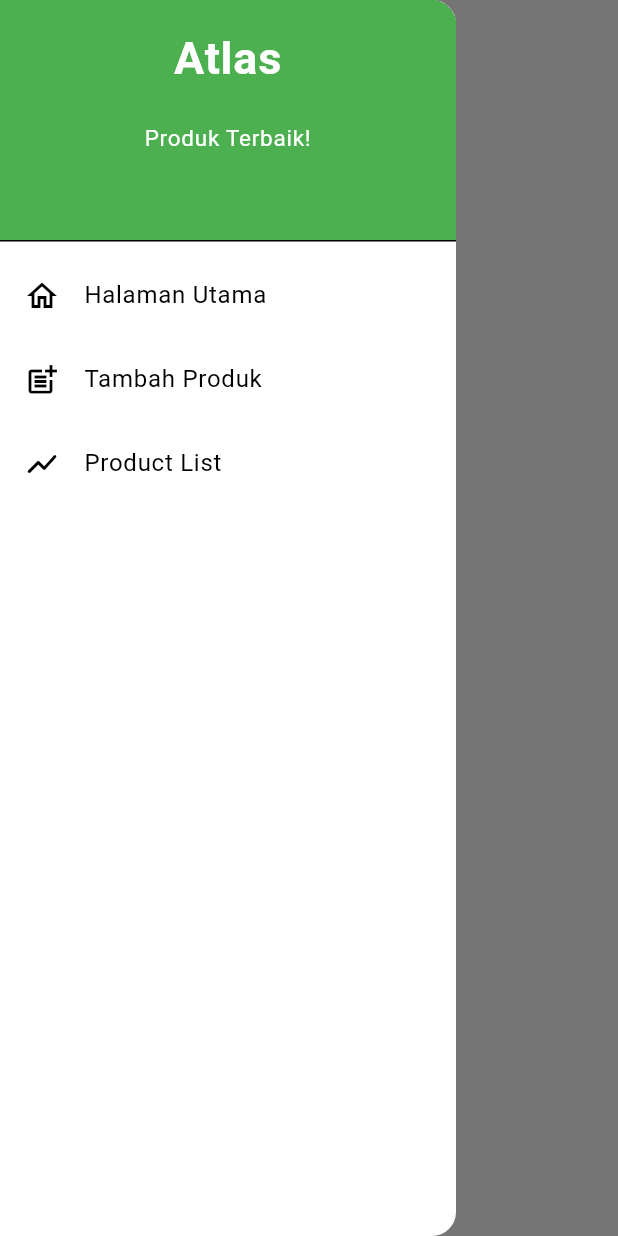
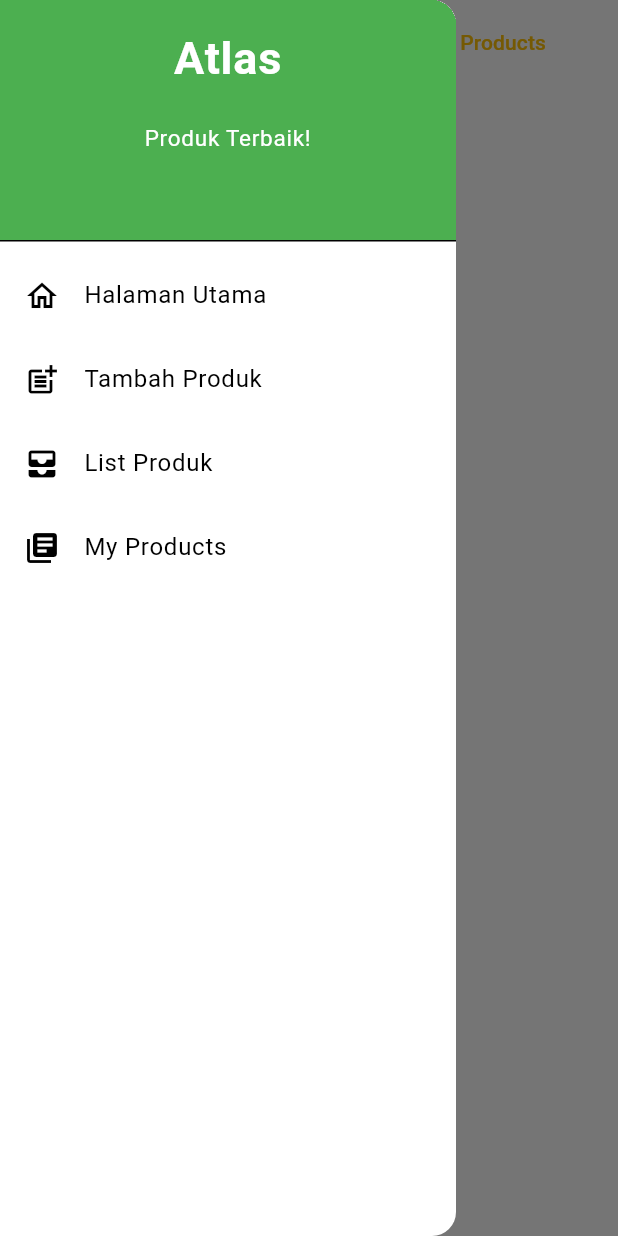
Before and after one commit to AndrewWanarahardja/atlas-mobile, a Flutter app: the ProductEntryListPage screen opened directly, with the side drawer open, on a phone screen of 412 x 824 dp. Run offline on Flutter 3.47's test engine with Material 3 defaults, Android fonts, the phone set to English and light mode, and no system bars; missing offline and left inert: pbp_django_auth.

Commit message:
Filter & Tugas 9 questions

```diff
--- a/atlas_mobile/lib/screens/product_entry_list.dart
+++ b/atlas_mobile/lib/screens/product_entry_list.dart
@@ -1,3 +1,4 @@
+import 'package:atlas_mobile/screens/my_entry_list.dart';
 import 'package:flutter/material.dart';
 import 'package:atlas_mobile/models/product_entry.dart';
 import 'package:atlas_mobile/widgets/left_drawer.dart';
@@ -40,6 +41,18 @@ class _ProductEntryListPageState extends State<ProductEntryListPage> {
     return Scaffold(
       appBar: AppBar(
         title: const Text('Product Entry List'),
+        actions: [
+          Padding(
+            padding: const EdgeInsets.only(right: 32),
+            child: TextButton.icon(
+              onPressed: () {
+                Navigator.push(context,MaterialPageRoute(
+                  builder: (context) => const MyEntryListPage()));
+              },
+              icon: const Icon(Icons.my_library_books),
+              label: const Text("My Products"))
+          )
+        ]
       ),
       drawer: const LeftDrawer(),
       body: FutureBuilder(
--- a/atlas_mobile/lib/widgets/left_drawer.dart
+++ b/atlas_mobile/lib/widgets/left_drawer.dart
@@ -1,3 +1,4 @@
+import 'package:atlas_mobile/screens/my_entry_list.dart';
 import 'package:atlas_mobile/widgets/product_card.dart';
 import 'package:flutter/material.dart';
 import 'package:atlas_mobile/screens/menu.dart';
@@ -63,8 +64,8 @@ class LeftDrawer extends StatelessWidget {
             },
           ),
           ListTile(
-            leading: const Icon(Icons.show_chart_rounded),
-            title: const Text('Product List'),
+            leading: const Icon(Icons.all_inbox),
+            title: const Text('List Produk'),
             onTap: () {
                 // Route to product list page
                 Navigator.push(
@@ -72,7 +73,18 @@ class LeftDrawer extends StatelessWidget {
                     MaterialPageRoute(builder: (context) => const ProductEntryListPage()),
                 );
             },
-        ),
+          ),
+          ListTile(
+            leading: const Icon(Icons.my_library_books),
+            title: const Text('My Products'),
+            onTap: () {
+                // Route to product list page
+                Navigator.push(
+                    context,
+                    MaterialPageRoute(builder: (context) => const MyEntryListPage()),
+                );
+            },
+          ),
         ],
       ),
     );
```
Also changed, not shown: 1 other file.
